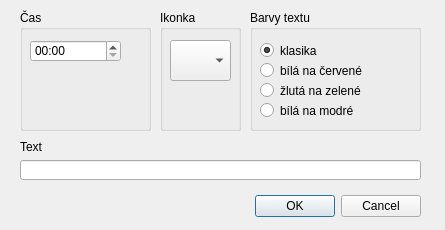
Old version of the form ui/inputdlg.ui in the repository kaje44/krake.
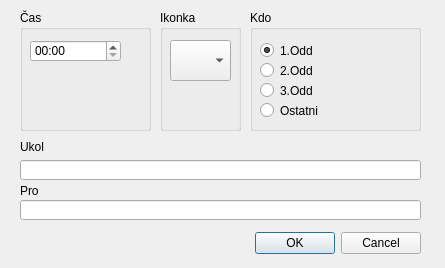
New version of the form.

```diff
--- a/ui/inputdlg.ui
+++ b/ui/inputdlg.ui
@@ -7,7 +7,7 @@
     <x>0</x>
     <y>0</y>
     <width>445</width>
-    <height>230</height>
+    <height>268</height>
    </rect>
   </property>
   <property name="windowTitle">
@@ -17,7 +17,7 @@
    <property name="geometry">
     <rect>
      <x>30</x>
-     <y>190</y>
+     <y>227</y>
      <width>391</width>
      <height>32</height>
     </rect>
@@ -65,7 +65,7 @@
     </rect>
    </property>
    <property name="text">
-    <string>Text</string>
+    <string>Ukol</string>
    </property>
   </widget>
   <widget class="QLineEdit" name="lineEdit">
@@ -88,7 +88,7 @@
     </rect>
    </property>
    <property name="title">
-    <string>Barvy textu</string>
+    <string>Kdo</string>
    </property>
    <widget class="QRadioButton" name="radioButton">
     <property name="geometry">
@@ -100,7 +100,7 @@
      </rect>
     </property>
     <property name="text">
-     <string>klasika</string>
+     <string>1.Odd</string>
     </property>
     <property name="checked">
      <bool>true</bool>
@@ -116,7 +116,7 @@
      </rect>
     </property>
     <property name="text">
-     <string>bílá na červené</string>
+     <string>2.Odd</string>
     </property>
    </widget>
    <widget class="QRadioButton" name="radioButton_3">
@@ -129,7 +129,7 @@
      </rect>
     </property>
     <property name="text">
-     <string>žlutá na zelené</string>
+     <string>3.Odd</string>
     </property>
    </widget>
    <widget class="QRadioButton" name="radioButton_4">
@@ -142,7 +142,7 @@
      </rect>
     </property>
     <property name="text">
-     <string>bílá na modré</string>
+     <string>Ostatni</string>
     </property>
    </widget>
   </widget>
@@ -175,6 +175,29 @@
     </property>
    </widget>
   </widget>
+  <widget class="QLabel" name="label_2">
+   <property name="geometry">
+    <rect>
+     <x>20</x>
+     <y>184</y>
+     <width>56</width>
+     <height>14</height>
+    </rect>
+   </property>
+   <property name="text">
+    <string>Pro</string>
+   </property>
+  </widget>
+  <widget class="QLineEdit" name="lineEdit_2">
+   <property name="geometry">
+    <rect>
+     <x>20</x>
+     <y>200</y>
+     <width>401</width>
+     <height>20</height>
+    </rect>
+   </property>
+  </widget>
  </widget>
  <resources/>
  <connections>
```
